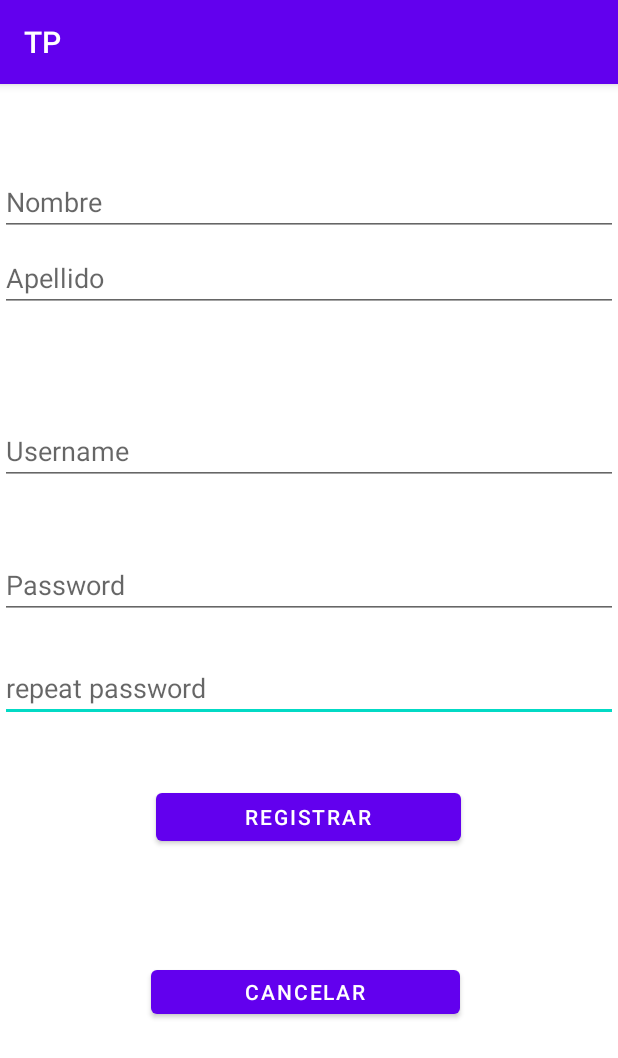
After one commit to MatiasBatista/AndroidStudio, an Android app: the RegistrarActivity screen opened directly, with no data from a screen before it, on a phone screen of 412 x 824 dp. The commit adds this screen. Shown: the top 1058 px of the screen. Run offline under Robolectric (Android 15) with nearby library versions, the phone set to English and light mode, and no system bars.

Commit message:
Registro hecho

```diff
--- a/app/src/main/AndroidManifest.xml
+++ b/app/src/main/AndroidManifest.xml
@@ -11,6 +11,9 @@
         android:supportsRtl="true"
         android:theme="@style/Theme.TP"
         tools:targetApi="31">
+        <activity
+            android:name=".RegistrarActivity"
+            android:exported="false" />
         <activity
             android:name=".HomeActivity"
             android:exported="false" />
--- /dev/null
+++ b/app/src/main/java/com/example/tp/RegistrarActivity.java
@@ -0,0 +1,71 @@
+package com.example.tp;
+
+import androidx.appcompat.app.AppCompatActivity;
+
+import android.content.Context;
+import android.content.Intent;
+import android.os.Bundle;
+import android.view.View;
+import android.widget.EditText;
+import android.widget.Toast;
+
+import com.example.tp.controladores.UsuarioBD;
+import com.example.tp.modelos.Usuario;
+
+import java.util.Arrays;
+
+public class RegistrarActivity extends AppCompatActivity implements View.OnClickListener{
+
+    Context context;
+
+    private EditText nombre,apellido,username,password,otraPassword;
+
+
+    @Override
+    protected void onCreate(Bundle savedInstanceState) {
+        super.onCreate(savedInstanceState);
+        setContentView(R.layout.activity_registrar);
+        init();
+    }
+
+    public void init(){
+        context= getApplicationContext();
+        nombre=findViewById(R.id.nombreRegister1);
+        apellido=findViewById(R.id.apellidoRegister1);
+        username=findViewById(R.id.usernameRegister1);
+        password=findViewById(R.id.passwordRegister1);
+        otraPassword=findViewById(R.id.otraPasswordRegister1);
+    }
+
+
+    @Override
+    public void onClick(View view) {
+        switch (view.getId()){
+            case R.id.register1:
+                UsuarioBD usuarioBD=new UsuarioBD(context,"UsuarioBD.db",null,1);
+
+                String nombreText=nombre.getText().toString();
+                String apellidoText=apellido.getText().toString();
+                String userText=username.getText().toString();
+                String passwordText=password.getText().toString();
+                String otraPasswordText=otraPassword.getText().toString();
+                System.out.println(passwordText);
+                System.out.println(otraPasswordText);
+                //if(passwordText==otraPasswordText) {
+                    Usuario usuario = new Usuario(userText, passwordText, nombreText, apellidoText);
+                    usuarioBD.crear(usuario);
+
+                    Toast.makeText(context,"Usuario creado con exito",Toast.LENGTH_LONG).show();
+
+                    Intent i = new Intent(context,MainActivity.class);
+                    startActivity(i);
+                //}else Toast.makeText(context,"Las contraseñas no coinciden",Toast.LENGTH_LONG).show();
+
+                break;
+            case R.id.volverLogin1:
+                Intent j = new Intent(context,MainActivity.class);
+                startActivity(j);
+                break;
+        }
+    }
+}
--- a/app/src/main/java/com/example/tp/modelos/Usuario.java
+++ b/app/src/main/java/com/example/tp/modelos/Usuario.java
@@ -8,8 +8,7 @@ public class Usuario {
     private String apellido;
 
 
-    public Usuario(int id,String username, String password, String nombre, String apellido) {
-        this.id=id;
+    public Usuario(String username, String password, String nombre, String apellido) {
         this.username = username;
         this.password = password;
         this.nombre = nombre;
--- /dev/null
+++ b/app/src/main/res/layout/activity_registrar.xml
@@ -0,0 +1,120 @@
+<?xml version="1.0" encoding="utf-8"?>
+<androidx.constraintlayout.widget.ConstraintLayout xmlns:android="http://schemas.android.com/apk/res/android"
+    xmlns:app="http://schemas.android.com/apk/res-auto"
+    xmlns:tools="http://schemas.android.com/tools"
+    android:layout_width="match_parent"
+    android:layout_height="match_parent"
+    tools:context=".RegistrarActivity">
+
+    <Button
+        android:id="@+id/volverLogin1"
+        android:layout_width="206dp"
+        android:layout_height="41dp"
+        android:layout_marginStart="100dp"
+        android:layout_marginTop="18dp"
+        android:layout_marginEnd="105dp"
+        android:layout_marginBottom="136dp"
+        android:onClick="onClick"
+        android:text="Cancelar"
+        app:layout_constraintBottom_toBottomOf="parent"
+        app:layout_constraintEnd_toEndOf="parent"
+        app:layout_constraintHorizontal_bias="1.0"
+        app:layout_constraintStart_toStartOf="parent"
+        app:layout_constraintTop_toBottomOf="@+id/register1"
+        app:layout_constraintVertical_bias="0.058" />
+
+    <Button
+        android:id="@+id/register1"
+        android:layout_width="203dp"
+        android:layout_height="44dp"
+        android:layout_marginStart="104dp"
+        android:layout_marginTop="35dp"
+        android:layout_marginEnd="104dp"
+        android:layout_marginBottom="50dp"
+        android:onClick="onClick"
+        android:text="Registrar"
+        app:layout_constraintBottom_toTopOf="@+id/volverLogin1"
+        app:layout_constraintEnd_toEndOf="parent"
+        app:layout_constraintHorizontal_bias="0.0"
+        app:layout_constraintStart_toStartOf="parent"
+        app:layout_constraintTop_toBottomOf="@+id/otraPasswordRegister1" />
+
+    <EditText
+        android:id="@+id/otraPasswordRegister1"
+        android:layout_width="0dp"
+        android:layout_height="wrap_content"
+        android:layout_marginTop="380dp"
+        android:layout_marginBottom="306dp"
+        android:hint="repeat password"
+        android:inputType="textPassword"
+        android:selectAllOnFocus="true"
+        app:layout_constraintBottom_toBottomOf="parent"
+        app:layout_constraintEnd_toEndOf="parent"
+        app:layout_constraintHorizontal_bias="0.0"
+        app:layout_constraintStart_toStartOf="parent"
+        app:layout_constraintTop_toTopOf="parent"
+        app:layout_constraintVertical_bias="0.0" />
+
+    <EditText
+        android:id="@+id/passwordRegister1"
+        android:layout_width="0dp"
+        android:layout_height="wrap_content"
+        android:layout_marginTop="288dp"
+        android:layout_marginBottom="23dp"
+        android:hint="Password"
+        android:inputType="textPassword"
+        android:selectAllOnFocus="true"
+        app:layout_constraintBottom_toTopOf="@+id/otraPasswordRegister1"
+        app:layout_constraintEnd_toEndOf="parent"
+        app:layout_constraintHorizontal_bias="1.0"
+        app:layout_constraintStart_toStartOf="parent"
+        app:layout_constraintTop_toTopOf="parent"
+        app:layout_constraintVertical_bias="1.0" />
+
+    <EditText
+        android:id="@+id/usernameRegister1"
+        android:layout_width="0dp"
+        android:layout_height="45dp"
+        android:layout_marginTop="28dp"
+        android:layout_marginBottom="66dp"
+        android:hint="Username"
+        android:imeOptions="actionDone"
+        android:inputType="textEmailAddress"
+        android:selectAllOnFocus="true"
+        app:layout_constraintBottom_toTopOf="@+id/passwordRegister1"
+        app:layout_constraintEnd_toEndOf="parent"
+        app:layout_constraintHorizontal_bias="0.0"
+        app:layout_constraintStart_toStartOf="parent"
+        app:layout_constraintTop_toBottomOf="@+id/apellidoRegister1" />
+
+    <EditText
+        android:id="@+id/apellidoRegister1"
+        android:layout_width="0dp"
+        android:layout_height="wrap_content"
+        android:layout_marginTop="128dp"
+        android:layout_marginBottom="42dp"
+        android:hint="Apellido"
+        android:inputType="textEmailAddress"
+        android:selectAllOnFocus="true"
+        app:layout_constraintBottom_toTopOf="@+id/usernameRegister1"
+        app:layout_constraintEnd_toEndOf="parent"
+        app:layout_constraintHorizontal_bias="1.0"
+        app:layout_constraintStart_toStartOf="parent"
+        app:layout_constraintTop_toTopOf="parent" />
+
+    <EditText
+        android:id="@+id/nombreRegister1"
+        android:layout_width="0dp"
+        android:layout_height="wrap_content"
+        android:layout_marginTop="56dp"
+        android:layout_marginBottom="27dp"
+        android:hint="Nombre"
+        android:inputType="textEmailAddress"
+        android:selectAllOnFocus="true"
+        app:layout_constraintBottom_toTopOf="@+id/apellidoRegister1"
+        app:layout_constraintEnd_toEndOf="parent"
+        app:layout_constraintHorizontal_bias="1.0"
+        app:layout_constraintStart_toStartOf="parent"
+        app:layout_constraintTop_toTopOf="parent"
+        app:layout_constraintVertical_bias="0.0" />
+</androidx.constraintlayout.widget.ConstraintLayout>
--- a/build.gradle
+++ b/build.gradle
@@ -1,5 +1,5 @@
 // Top-level build file where you can add configuration options common to all sub-projects/modules.
 plugins {
-    id 'com.android.application' version '7.4.1' apply false
-    id 'com.android.library' version '7.4.1' apply false
+    id 'com.android.application' version '7.4.2' apply false
+    id 'com.android.library' version '7.4.2' apply false
 }
```
Also changed, not shown: app/src/main/java/com/example/tp/HomeActivity.java (+24 -0 lines), app/src/main/java/com/example/tp/MainActivity.java (+11 -2 lines), app/src/main/java/com/example/tp/controladores/UsuarioBD.java (+17 -1 lines), app/src/main/res/layout/activity_home.xml (+7 -0 lines), app/src/main/res/layout/activity_main.xml (+15 -2 lines).
